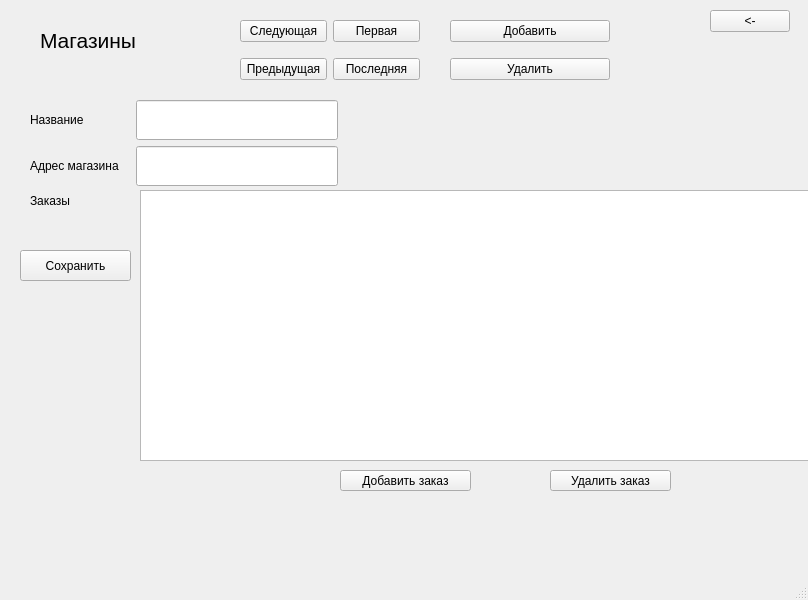
Old version of the form windows/stores.ui in the repository kubiknetrubik/pyqt_db_project_store.
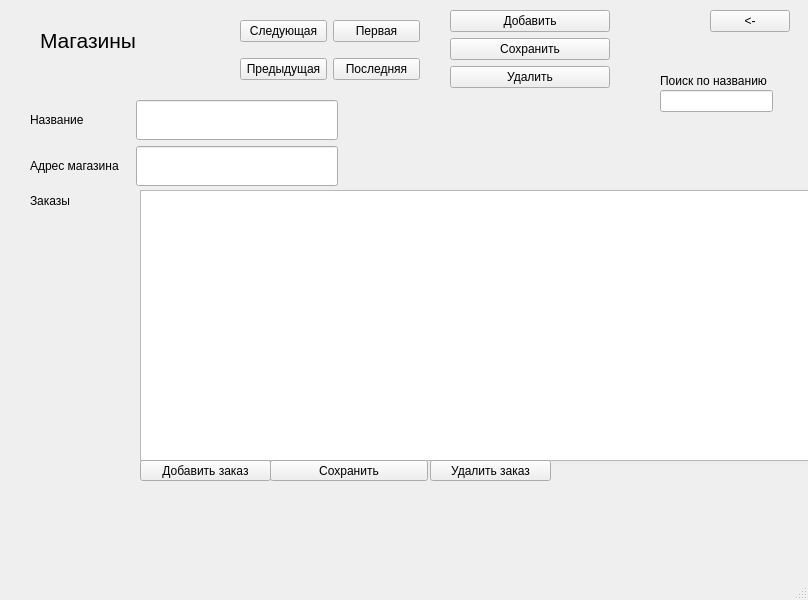
New version of the form.

```diff
--- a/windows/stores.ui
+++ b/windows/stores.ui
@@ -84,13 +84,20 @@
        </property>
       </widget>
      </item>
-     <item row="1" column="0">
+     <item row="3" column="0">
       <widget class="QPushButton" name="b_delete">
        <property name="text">
         <string>Удалить</string>
        </property>
       </widget>
      </item>
+     <item row="1" column="0">
+      <widget class="QPushButton" name="b_save">
+       <property name="text">
+        <string>Сохранить</string>
+       </property>
+      </widget>
+     </item>
     </layout>
    </widget>
    <widget class="QLabel" name="label">
@@ -198,8 +205,8 @@
    <widget class="QPushButton" name="b_add_detail">
     <property name="geometry">
      <rect>
-      <x>340</x>
-      <y>470</y>
+      <x>140</x>
+      <y>460</y>
       <width>131</width>
       <height>21</height>
      </rect>
@@ -211,8 +218,8 @@
    <widget class="QPushButton" name="b_delete_detail">
     <property name="geometry">
      <rect>
-      <x>550</x>
-      <y>470</y>
+      <x>430</x>
+      <y>460</y>
       <width>121</width>
       <height>21</height>
      </rect>
@@ -221,19 +228,42 @@
      <string>Удалить заказ</string>
     </property>
    </widget>
-   <widget class="QPushButton" name="b_save">
+   <widget class="QPushButton" name="b_save_2">
     <property name="geometry">
      <rect>
-      <x>20</x>
-      <y>250</y>
-      <width>111</width>
-      <height>31</height>
+      <x>270</x>
+      <y>460</y>
+      <width>158</width>
+      <height>21</height>
      </rect>
     </property>
     <property name="text">
      <string>Сохранить</string>
     </property>
    </widget>
+   <widget class="QLabel" name="label_5">
+    <property name="geometry">
+     <rect>
+      <x>660</x>
+      <y>70</y>
+      <width>131</width>
+      <height>21</height>
+     </rect>
+    </property>
+    <property name="text">
+     <string>Поиск по названию</string>
+    </property>
+   </widget>
+   <widget class="QLineEdit" name="le_search">
+    <property name="geometry">
+     <rect>
+      <x>660</x>
+      <y>90</y>
+      <width>113</width>
+      <height>22</height>
+     </rect>
+    </property>
+   </widget>
   </widget>
   <widget class="QMenuBar" name="menubar">
    <property name="geometry">
```
